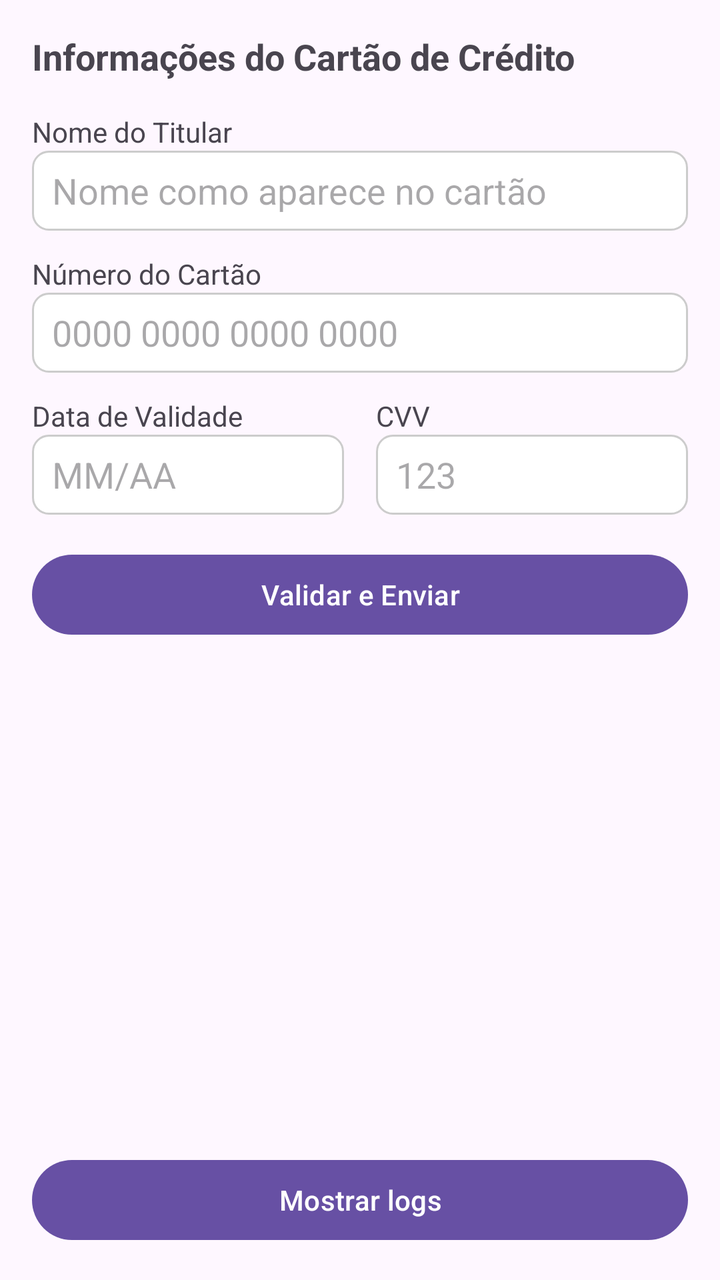
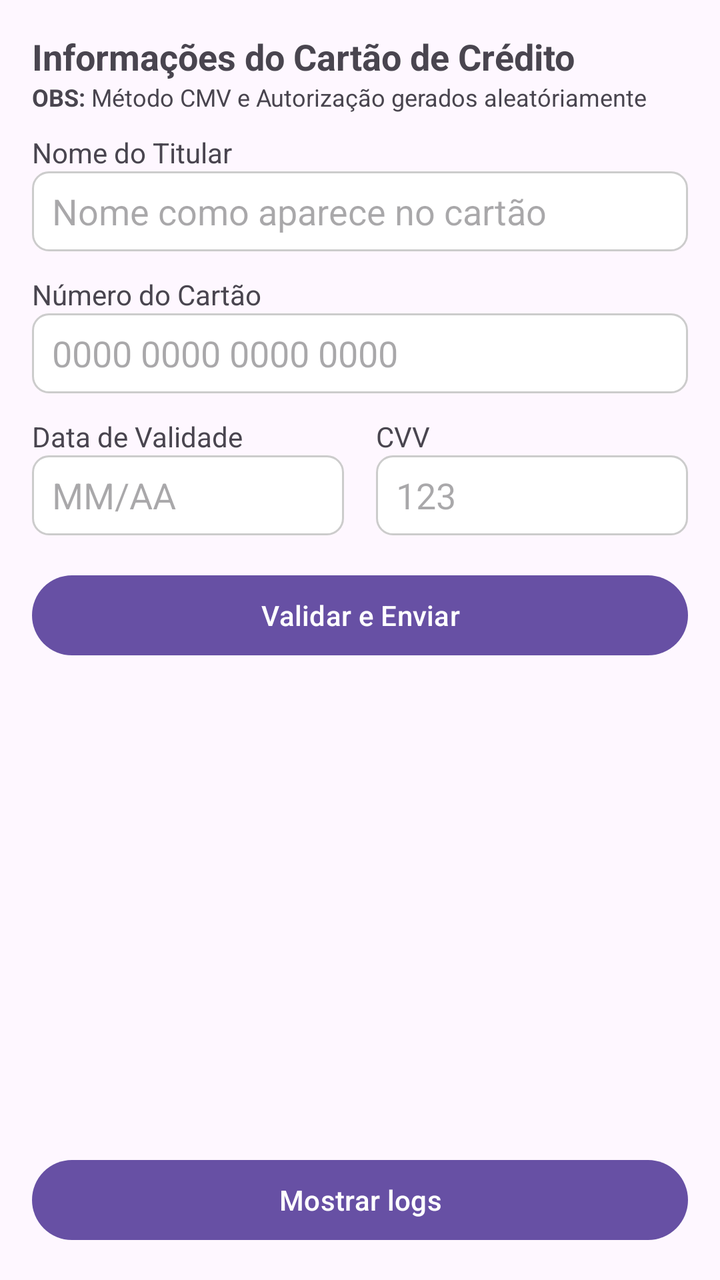

Two renders of the same Android screen: before a commit and after it. Below are the layout's source before the change and the commit's diff.
<!-- AndroidManifest.xml: application theme Theme.Desafio_tupi -->
<!-- res/layout/activity_main.xml -->
<?xml version="1.0" encoding="utf-8"?>
<LinearLayout xmlns:android="http://schemas.android.com/apk/res/android"
    xmlns:app="http://schemas.android.com/apk/res-auto"
    xmlns:tools="http://schemas.android.com/tools"
    android:layout_width="match_parent"
    android:layout_height="match_parent"
    android:orientation="vertical"
    android:padding="16dp">

    <TextView
        android:layout_width="match_parent"
        android:layout_height="wrap_content"
        android:layout_marginBottom="16dp"
        android:text="Informações do Cartão de Crédito"
        android:textSize="18sp"
        android:textStyle="bold" />

    
    <TextView
        android:layout_width="match_parent"
        android:layout_height="wrap_content"
        android:text="Nome do Titular"
        android:textSize="14sp" />

    <EditText
        android:id="@+id/editTextCardholderName"
        android:layout_width="match_parent"
        android:layout_height="40dp"
        android:layout_marginBottom="12dp"
        android:background="@drawable/rounded_edittext"
        android:hint="Nome como aparece no cartão"
        android:inputType="textPersonName"
        android:maxLines="1"
        android:paddingVertical="0dp" />

    
    <TextView
        android:layout_width="match_parent"
        android:layout_height="wrap_content"
        android:text="Número do Cartão"
        android:textSize="14sp" />

    <EditText
        android:id="@+id/editTextCardNumber"
        android:layout_width="match_parent"
        android:layout_height="40dp"
        android:paddingVertical="0dp"
        android:layout_marginBottom="12dp"
        android:background="@drawable/rounded_edittext"
        android:hint="0000 0000 0000 0000"
        android:inputType="number" />

    
    <LinearLayout
        android:layout_width="match_parent"
        android:layout_height="wrap_content"
        android:orientation="horizontal">

        <LinearLayout
            android:layout_width="0dp"
            android:layout_height="wrap_content"
            android:layout_marginEnd="8dp"
            android:layout_weight="1"
            android:orientation="vertical">

            <TextView
                android:layout_width="match_parent"
                android:layout_height="wrap_content"
                android:text="Data de Validade"
                android:textSize="14sp" />

            <EditText
                android:id="@+id/editTextExpiryDate"
                android:layout_width="match_parent"
                android:layout_height="40dp"
                android:background="@drawable/rounded_edittext"
                android:hint="MM/AA"
                android:inputType="date"
                android:paddingVertical="0dp"
                android:maxLength="5" />
        </LinearLayout>

        <LinearLayout
            android:layout_width="0dp"
            android:layout_height="wrap_content"
            android:layout_marginStart="8dp"
            android:layout_weight="1"
            android:orientation="vertical">

            <TextView
                android:layout_width="match_parent"
                android:layout_height="wrap_content"
                android:text="CVV"
                android:textSize="14sp" />

            <EditText
                android:id="@+id/editTextCvv"
                android:layout_width="match_parent"
                android:layout_height="40dp"
                android:background="@drawable/rounded_edittext"
                android:hint="123"
                android:paddingVertical="0dp"
                android:inputType="number"
                android:maxLength="3" />
        </LinearLayout>
    </LinearLayout>

    <Button
        android:id="@+id/buttonValidate"
        android:layout_width="match_parent"
        android:layout_height="wrap_content"
        android:layout_marginTop="16dp"
        android:text="Validar e Enviar" />

    <androidx.constraintlayout.widget.ConstraintLayout
        android:layout_width="match_parent"
        android:layout_height="match_parent"
        android:orientation="vertical">

        <androidx.recyclerview.widget.RecyclerView
            android:id="@+id/recyclerLogs"
            android:layout_width="match_parent"
            android:layout_height="0dp"
            android:layout_marginVertical="10dp"
            android:paddingBottom="6dp"
            android:visibility="gone"
            app:layout_constraintBottom_toTopOf="@+id/linlay_showCloseButtons"
            app:layout_constraintTop_toTopOf="parent"
            tools:itemCount="2"
            tools:listitem="@layout/item_recycler_logs" />

        <TextView
            android:id="@+id/txt_semLogs"
            android:layout_width="match_parent"
            android:layout_height="wrap_content"
            android:layout_marginTop="14dp"
            android:text="Nenhum log registrado"
            android:textAlignment="center"
            android:textSize="16sp"
            android:textStyle="bold"
            android:visibility="gone"
            app:layout_constraintBottom_toBottomOf="parent"
            app:layout_constraintTop_toTopOf="parent" />


        <LinearLayout
            android:id="@+id/linlay_showCloseButtons"
            android:layout_width="match_parent"
            android:layout_height="wrap_content"
            android:orientation="vertical"
            app:layout_constraintBottom_toBottomOf="parent">

            <Button
                android:id="@+id/buttonShowLogs"
                android:layout_width="match_parent"
                android:layout_height="wrap_content"
                android:layout_gravity="bottom"
                android:text="Mostrar logs"
                app:layout_constraintBottom_toBottomOf="parent" />

            <Button
                android:id="@+id/buttonCloseLogs"
                android:layout_width="match_parent"
                android:layout_height="wrap_content"
                android:layout_gravity="bottom"
                android:text="Fechar logs"
                android:visibility="gone"
                app:layout_constraintBottom_toBottomOf="parent" />
        </LinearLayout>

    </androidx.constraintlayout.widget.ConstraintLayout>

</LinearLayout>
<!-- res/layout/item_recycler_logs.xml (included above) -->
<?xml version="1.0" encoding="utf-8"?>
<androidx.constraintlayout.widget.ConstraintLayout xmlns:android="http://schemas.android.com/apk/res/android"
    xmlns:app="http://schemas.android.com/apk/res-auto"
    android:layout_width="match_parent"
    android:layout_height="wrap_content"
    android:paddingBottom="0dp">

    <androidx.cardview.widget.CardView
        android:layout_width="match_parent"
        android:layout_height="wrap_content"
        android:layout_marginHorizontal="8dp"
        android:layout_marginTop="4dp"
        android:layout_marginBottom="12dp"
        app:cardCornerRadius="8dp"
        app:cardElevation="5dp"
        app:layout_constraintBottom_toBottomOf="parent"
        app:layout_constraintTop_toTopOf="parent">

        <androidx.constraintlayout.widget.ConstraintLayout
            android:layout_width="match_parent"
            android:layout_height="wrap_content"
            android:padding="12dp">

            
            <TextView
                android:id="@+id/txt_card_holder"
                android:layout_width="0dp"
                android:layout_height="wrap_content"
                android:text="Titular do Cartão"
                android:textColor="@color/cinzaEscuro"
                android:textSize="17sp"
                android:textStyle="bold"
                app:layout_constraintEnd_toEndOf="parent"
                app:layout_constraintStart_toStartOf="parent"
                app:layout_constraintTop_toTopOf="parent" />

            
            <TextView
                android:id="@+id/txt_card_number"
                android:layout_width="0dp"
                android:layout_height="wrap_content"
                android:layout_marginStart="12dp"
                android:layout_marginTop="8dp"
                android:text="**** **** **** 1234"
                android:textColor="@android:color/darker_gray"
                android:textSize="14sp"
                app:layout_constraintEnd_toEndOf="parent"
                app:layout_constraintStart_toStartOf="parent"
                app:layout_constraintTop_toBottomOf="@id/txt_card_holder" />

            <LinearLayout
                android:id="@+id/linlay_payment_method"
                android:layout_width="match_parent"
                android:layout_height="wrap_content"
                android:layout_marginStart="12dp"
                android:orientation="horizontal"
                app:layout_constraintEnd_toEndOf="parent"
                app:layout_constraintStart_toStartOf="parent"
                app:layout_constraintTop_toBottomOf="@id/txt_card_number">

                <TextView
                    android:layout_width="wrap_content"
                    android:layout_height="wrap_content"
                    android:layout_marginTop="4dp"
                    android:text="Método: "
                    android:textColor="@color/cinza"
                    android:textSize="14sp"
                    android:textStyle="bold" />

                
                <TextView
                    android:id="@+id/txt_payment_method"
                    android:layout_width="wrap_content"
                    android:layout_height="wrap_content"
                    android:layout_marginTop="4dp"
                    android:text="Cartão de Crédito"
                    android:textColor="@android:color/darker_gray"
                    android:textSize="14sp" />
            </LinearLayout>


            <LinearLayout
                android:id="@+id/linlay_cvv"
                android:layout_width="match_parent"
                android:layout_height="wrap_content"
                android:layout_marginStart="12dp"
                android:orientation="horizontal"
                app:layout_constraintEnd_toEndOf="parent"
                app:layout_constraintStart_toStartOf="parent"
                app:layout_constraintTop_toBottomOf="@id/linlay_payment_method">

                <TextView
                    android:layout_width="wrap_content"
                    android:layout_height="wrap_content"
                    android:layout_marginTop="4dp"
                    android:text="CVV: "
                    android:textColor="@color/cinza"
                    android:textSize="14sp"
                    android:textStyle="bold" />

                
                <TextView
                    android:id="@+id/txt_cvv"
                    android:layout_width="wrap_content"
                    android:layout_height="wrap_content"
                    android:layout_marginTop="4dp"
                    android:layout_marginBottom="0dp"
                    android:text="***"
                    android:textColor="@android:color/darker_gray"
                    android:textSize="14sp"
                    app:layout_constraintEnd_toEndOf="parent"
                    app:layout_constraintStart_toStartOf="parent"
                    app:layout_constraintTop_toBottomOf="@id/linlay_payment_method" />

            </LinearLayout>


            <TextView
                android:id="@+id/txt_createdAt"
                android:layout_width="wrap_content"
                android:layout_height="wrap_content"
                android:layout_marginTop="10dp"
                android:layout_marginBottom="8dp"
                android:text="Registro criado em :  01/01/2001  10:05"
                android:textColor="@android:color/darker_gray"
                android:textSize="14sp"
                app:layout_constraintStart_toStartOf="@id/linlay_cvv"
                app:layout_constraintTop_toBottomOf="@id/linlay_cvv" />


        </androidx.constraintlayout.widget.ConstraintLayout>

    </androidx.cardview.widget.CardView>

</androidx.constraintlayout.widget.ConstraintLayout>
<!-- resources referenced by this layout -->
<resources>
  <color name="cinza">#8d888c</color>
  <color name="cinzaEscuro">#5f5961</color>
  <!-- drawable rounded_edittext (drawable) -->
  <?xml version="1.0" encoding="utf-8"?>
  <shape xmlns:android="http://schemas.android.com/apk/res/android">
      <solid android:color="#FFFFFF" />
      <stroke
          android:width="1dp"
          android:color="#CCCCCC" />
      <corners android:radius="8dp" />
      <padding
          android:bottom="10dp"
          android:left="10dp"
          android:right="10dp"
          android:top="10dp" />
  </shape>
  <style name="Theme.Desafio_tupi" parent="Base.Theme.Desafio_tupi" />
  <style name="Base.Theme.Desafio_tupi" parent="Theme.Material3.DayNight.NoActionBar">
          
          
      </style>
</resources>

<!-- the commit's change to res/layout/activity_main.xml (unified diff, before → after) -->
@@ -10,15 +10,21 @@
     <TextView
         android:layout_width="match_parent"
         android:layout_height="wrap_content"
-        android:layout_marginBottom="16dp"
+        android:layout_marginBottom="0dp"
         android:text="Informações do Cartão de Crédito"
         android:textSize="18sp"
         android:textStyle="bold" />
 
+    <TextView
+        android:layout_width="match_parent"
+        android:layout_height="wrap_content"
+        android:text="@string/obs_m_todo_cmv_e_autoriza_o_gerados_aleat_riamente"
+        android:textSize="12sp" />
     
     <TextView
         android:layout_width="match_parent"
         android:layout_height="wrap_content"
+        android:layout_marginTop="10dp"
         android:text="Nome do Titular"
         android:textSize="14sp" />
 
@@ -44,11 +50,11 @@
         android:id="@+id/editTextCardNumber"
         android:layout_width="match_parent"
         android:layout_height="40dp"
-        android:paddingVertical="0dp"
         android:layout_marginBottom="12dp"
         android:background="@drawable/rounded_edittext"
         android:hint="0000 0000 0000 0000"
-        android:inputType="number" />
+        android:inputType="number"
+        android:paddingVertical="0dp" />
 
     
     <LinearLayout
@@ -76,8 +82,8 @@
                 android:background="@drawable/rounded_edittext"
                 android:hint="MM/AA"
                 android:inputType="date"
-                android:paddingVertical="0dp"
-                android:maxLength="5" />
+                android:maxLength="5"
+                android:paddingVertical="0dp" />
         </LinearLayout>
 
         <LinearLayout
@@ -99,9 +105,9 @@
                 android:layout_height="40dp"
                 android:background="@drawable/rounded_edittext"
                 android:hint="123"
-                android:paddingVertical="0dp"
                 android:inputType="number"
-                android:maxLength="3" />
+                android:maxLength="3"
+                android:paddingVertical="0dp" />
         </LinearLayout>
     </LinearLayout>
 
<!-- resource entries referenced after the edit -->
@@ -16,6 +16,7 @@
           android:right="10dp"
           android:top="10dp" />
   </shape>
+  <string name="obs_m_todo_cmv_e_autoriza_o_gerados_aleat_riamente"><b>OBS:</b> Método CMV e Autorização gerados aleatóriamente</string>
   <style name="Theme.Desafio_tupi" parent="Base.Theme.Desafio_tupi" />
   <style name="Base.Theme.Desafio_tupi" parent="Theme.Material3.DayNight.NoActionBar">
           
